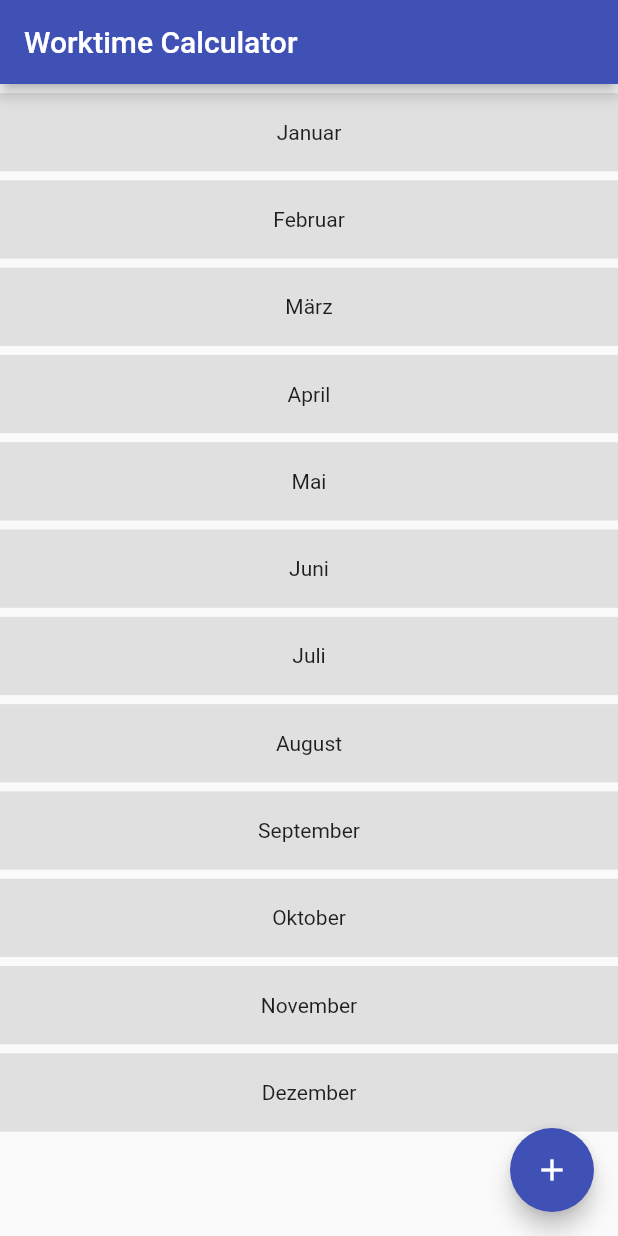
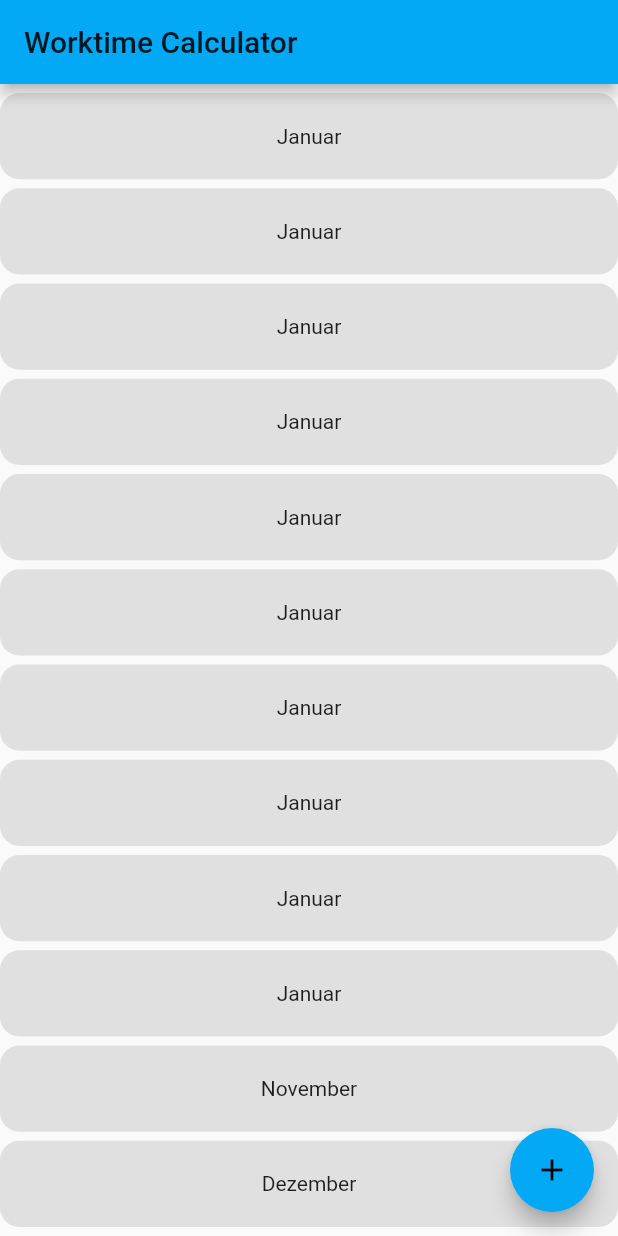
Before and after one commit to Bmbus/WorktimeCalc, a Flutter app: the screen it shows after launch, on a phone screen of 412 x 824 dp. Run offline on Flutter 3.47's test engine with Material 2 defaults, Android fonts, the phone set to English and light mode, and no system bars; missing offline and left inert: dart:ffi.

Commit message:
Add borderRadius and 100% hight of Container

```diff
--- a/lib/main.dart
+++ b/lib/main.dart
@@ -12,7 +12,7 @@ class MyApp extends StatelessWidget {
     return MaterialApp(
       title: 'WorktimeCalc',
       theme: ThemeData(
-        primarySwatch: Colors.indigo,
+        primarySwatch: Colors.lightBlue,
         visualDensity: VisualDensity.adaptivePlatformDensity,
       ),
       home: MyHomePage(title: 'Worktime Calculator'),
@@ -29,8 +29,6 @@ class MyHomePage extends StatefulWidget {
 }
 
 class _MyHomePageState extends State<MyHomePage> {
-  int _counter = 0;
-
   void _addWorktime() {
 
   }
@@ -47,127 +45,155 @@ class _MyHomePageState extends State<MyHomePage> {
             Padding(
               padding: EdgeInsets.all(3),
             ),
-            Flexible(
-              child: FractionallySizedBox(
-                widthFactor: 1,
-                heightFactor: 0.9,
-                child: Container(child: Center(child: Text("Januar")), color: Colors.grey[300],),
+            Expanded(
+              child: Container(
+                decoration: BoxDecoration(
+                  color: Colors.grey[300],
+                  borderRadius: BorderRadius.all(Radius.circular(13.0))
+                ),
+                child: Center(child: Text("Januar"),),
               ),
             ),
             Padding(
               padding: EdgeInsets.all(3),
             ),
-            Flexible(
-              child: FractionallySizedBox(
-                widthFactor: 1,
-                heightFactor: 0.9,
-                child: Container(child: Center(child: Text("Februar")), color: Colors.grey[300],),
+            Expanded(
+              child: Container(
+                decoration: BoxDecoration(
+                  color: Colors.grey[300],
+                  borderRadius: BorderRadius.all(Radius.circular(13.0))
+                ),
+                child: Center(child: Text("Januar"),),
               ),
             ),
             Padding(
               padding: EdgeInsets.all(3),
             ),
-            Flexible(
-              child: FractionallySizedBox(
-                widthFactor: 1,
-                heightFactor: 0.9,
-                child: Container(child: Center(child: Text("März")), color: Colors.grey[300],),
+            Expanded(
+              child: Container(
+                decoration: BoxDecoration(
+                  color: Colors.grey[300],
+                  borderRadius: BorderRadius.all(Radius.circular(13.0))
+                ),
+                child: Center(child: Text("Januar"),),
               ),
             ),
             Padding(
               padding: EdgeInsets.all(3),
             ),
-            Flexible(
-              child: FractionallySizedBox(
-                widthFactor: 1,
-                heightFactor: 0.9,
-                child: Container(child: Center(child: Text("April")), color: Colors.grey[300],),
+           Expanded(
+              child: Container(
+                decoration: BoxDecoration(
+                  color: Colors.grey[300],
+                  borderRadius: BorderRadius.all(Radius.circular(13.0))
+                ),
+                child: Center(child: Text("Januar"),),
               ),
             ),
             Padding(
               padding: EdgeInsets.all(3),
             ),
-            Flexible(
-              child: FractionallySizedBox(
-                widthFactor: 1,
-                heightFactor: 0.9,
-                child: Container(child: Center(child: Text("Mai")), color: Colors.grey[300],),
+            Expanded(
+              child: Container(
+                decoration: BoxDecoration(
+                  color: Colors.grey[300],
+                  borderRadius: BorderRadius.all(Radius.circular(13.0))
+                ),
+                child: Center(child: Text("Januar"),),
               ),
             ),
             Padding(
               padding: EdgeInsets.all(3),
             ),
-            Flexible(
-              child: FractionallySizedBox(
-                widthFactor: 1,
-                heightFactor: 0.9,
-                child: Container(child: Center(child: Text("Juni")), color: Colors.grey[300],),
+            Expanded(
+              child: Container(
+                decoration: BoxDecoration(
+                  color: Colors.grey[300],
+                  borderRadius: BorderRadius.all(Radius.circular(13.0))
+                ),
+                child: Center(child: Text("Januar"),),
               ),
             ),
             Padding(
               padding: EdgeInsets.all(3),
             ),
-            Flexible(
-              child: FractionallySizedBox(
-                widthFactor: 1,
-                heightFactor: 0.9,
-                child: Container(child: Center(child: Text("Juli")), color: Colors.grey[300],),
+            Expanded(
+              child: Container(
+                decoration: BoxDecoration(
+                  color: Colors.grey[300],
+                  borderRadius: BorderRadius.all(Radius.circular(13.0))
+                ),
+                child: Center(child: Text("Januar"),),
               ),
             ),
             Padding(
               padding: EdgeInsets.all(3),
             ),
-            Flexible(
-              child: FractionallySizedBox(
-                widthFactor: 1,
-                heightFactor: 0.9,
-                child: Container(child: Center(child: Text("August")), color: Colors.grey[300],),
+            Expanded(
+              child: Container(
+                decoration: BoxDecoration(
+                  color: Colors.grey[300],
+                  borderRadius: BorderRadius.all(Radius.circular(13.0))
+                ),
+                child: Center(child: Text("Januar"),),
               ),
             ),
             Padding(
               padding: EdgeInsets.all(3),
             ),
-            Flexible(
-              child: FractionallySizedBox(
-                widthFactor: 1,
-                heightFactor: 0.9,
-                child: Container(child: Center(child: Text("September")), color: Colors.grey[300],),
+            Expanded(
+              child: Container(
+                decoration: BoxDecoration(
+                  color: Colors.grey[300],
+                  borderRadius: BorderRadius.all(Radius.circular(13.0))
+                ),
+                child: Center(child: Text("Januar"),),
               ),
             ),
             Padding(
               padding: EdgeInsets.all(3),
             ),
-            Flexible(
-              child: FractionallySizedBox(
-                widthFactor: 1,
-                heightFactor: 0.9,
-                child: Container(child: Center(child: Text("Oktober")), color: Colors.grey[300],),
+            Expanded(
+              child: Container(
+                decoration: BoxDecoration(
+                  color: Colors.grey[300],
+                  borderRadius: BorderRadius.all(Radius.circular(13.0))
+                ),
+                child: Center(child: Text("Januar"),),
               ),
             ),
             Padding(
               padding: EdgeInsets.all(3),
             ),
-            Flexible(
-              child: FractionallySizedBox(
-                widthFactor: 1,
-                heightFactor: 0.9,
-                child: Container(child: Center(child: Text("November")), color: Colors.grey[300],),
+            Expanded(
+              child: Container(
+                decoration: BoxDecoration(
+                  color: Colors.grey[300],
+                  borderRadius: BorderRadius.all(Radius.circular(13.0))
+                ),
+                child: Center(child: Text("November"),),
               ),
             ),
             Padding(
               padding: EdgeInsets.all(3),
             ),
-            Flexible(
-              child: FractionallySizedBox(
-                widthFactor: 1,
-                heightFactor: 0.9,
-                child: Container(child: Center(child: Text("Dezember"),), color: Colors.grey[300],),
+            Expanded(
+              child: Container(
+                height: 500,
+                decoration: BoxDecoration(
+                  color: Colors.grey[300],
+                  borderRadius: BorderRadius.all(Radius.circular(13.0))
+                ),
+                child: Center(child: Text("Dezember"),),
               ),
-            )
+            ),
+            Padding(
+              padding: EdgeInsets.all(3),
+            ),
           ],
         ),
       ),
-      floatingActionButton: FloatingActionButton(child: Icon(Icons.add),),
+      floatingActionButton: FloatingActionButton(child: Icon(Icons.add)),
     );
   }
 }
```
